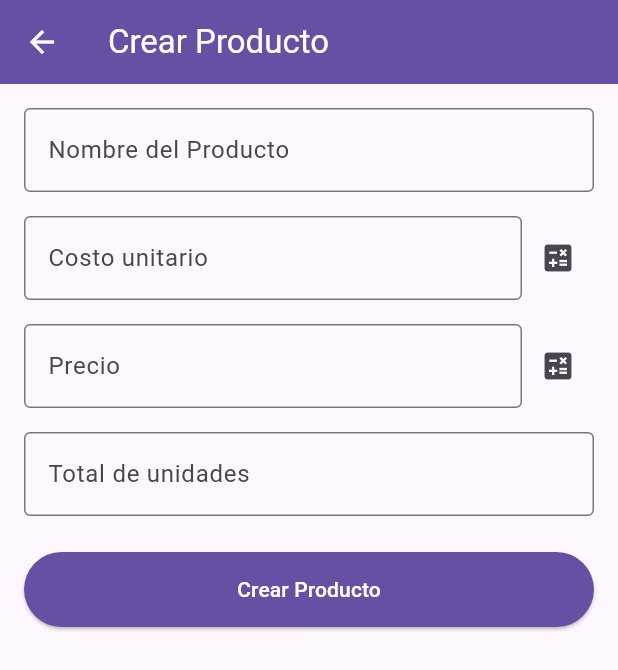
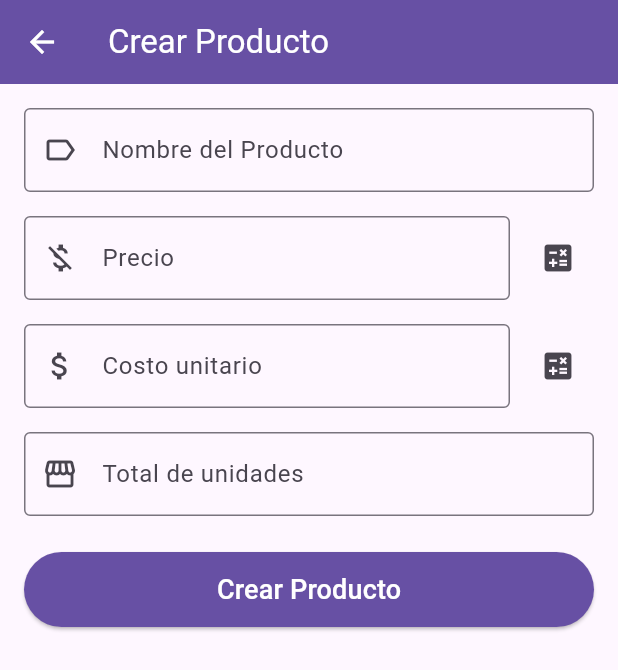
Before and after one commit to JovannyRch/jabek-app, a Flutter app: the CreateProductScreen screen opened by its route, on a phone screen of 412 x 824 dp. Shown: the top 670 px of the screen. Run offline on Flutter 3.47's test engine with Material 3 defaults, Android fonts, the light colour scheme and no system bars; our stand-ins replace shared_preferences; accounts and stored records are empty.

Commit message:
add edit product

```diff
--- a/lib/screens/products/create_product_screen.dart
+++ b/lib/screens/products/create_product_screen.dart
@@ -1,9 +1,14 @@
 import 'package:flutter/material.dart';
 import 'package:jebek_app/components/cost_calculator_dialog.dart';
 import 'package:jebek_app/components/price_calculator_dialog.dart';
+import 'package:jebek_app/models/product.dart';
 import 'package:jebek_app/services/api_service.dart';
 
 class CreateProductScreen extends StatefulWidget {
+  Product? product;
+
+  CreateProductScreen({Key? key, this.product}) : super(key: key);
+
   @override
   _CreateProductScreenState createState() => _CreateProductScreenState();
 }
@@ -16,13 +21,23 @@ class _CreateProductScreenState extends State<CreateProductScreen> {
 
   bool isLoading = false;
   String errorMessage = '';
+  Product? product;
+  bool isEditing = false;
 
-  void _createProduct(BuildContext context) async {
-    setState(() {
-      isLoading = true;
-      errorMessage = '';
-    });
+  @override
+  void initState() {
+    if (widget.product != null) {
+      product = widget.product;
+      nameController.text = product!.name;
+      priceController.text = product!.price.toString();
+      costController.text = product!.cost.toString();
+      stockController.text = product!.stock.toString();
+      isEditing = true;
+    }
+    super.initState();
+  }
 
+  void _createOrUpdateProduct(BuildContext context) async {
     try {
       final name = nameController.text;
       final price = double.tryParse(priceController.text) ?? 0.0;
@@ -33,7 +48,20 @@ class _CreateProductScreenState extends State<CreateProductScreen> {
         throw Exception('Nombre y precio son requeridos');
       }
 
-      final response = await ApiService.post('/products', {
+      setState(() {
+        isLoading = true;
+        errorMessage = '';
+      });
+
+      final response =
+          isEditing
+              ? await ApiService.put('/products/${product!.id}', {
+                'name': name,
+                'price': price,
+                'cost': cost,
+                'stock': stock,
+              })
+              : await ApiService.post('/products', {
                 'name': name,
                 'price': price,
                 'cost': cost,
@@ -42,7 +70,11 @@ class _CreateProductScreenState extends State<CreateProductScreen> {
 
       // Mostrar mensaje de éxito
       ScaffoldMessenger.of(context).showSnackBar(
-        SnackBar(content: Text('Producto creado: ${response['name']}')),
+        SnackBar(
+          content: Text(
+            'Producto ${isEditing ? 'actualizado' : 'creado'}: ${response['name']}',
+          ),
+        ),
       );
 
       // Limpiar los campos después de crear el producto
@@ -105,20 +137,28 @@ class _CreateProductScreenState extends State<CreateProductScreen> {
   Widget build(BuildContext context) {
     return Scaffold(
       appBar: AppBar(
-        title: Text('Crear Producto', style: TextStyle(color: Colors.white)),
+        title: Text(
+          isEditing ? 'Editar Producto' : 'Crear Producto',
+          style: TextStyle(color: Colors.white),
+        ),
         backgroundColor: Theme.of(context).primaryColor,
         iconTheme: IconThemeData(color: Colors.white),
       ),
       body: SafeArea(
-        child: Padding(
+        child: SingleChildScrollView(
           padding: const EdgeInsets.all(16.0),
+          child: Form(
+            // Puedes definir una GlobalKey<FormState>() si deseas validación
             child: Column(
+              crossAxisAlignment: CrossAxisAlignment.stretch,
               children: [
-              TextField(
+                // Campo para el nombre del producto
+                TextFormField(
                   controller: nameController,
                   decoration: InputDecoration(
                     labelText: 'Nombre del Producto',
                     border: OutlineInputBorder(),
+                    prefixIcon: Icon(Icons.label_outline),
                   ),
                 ),
                 SizedBox(height: 16.0),
@@ -126,15 +166,44 @@ class _CreateProductScreenState extends State<CreateProductScreen> {
                 Row(
                   children: [
                     Expanded(
-                    child: TextField(
+                      child: TextFormField(
+                        controller: priceController,
+                        keyboardType: TextInputType.numberWithOptions(
+                          decimal: true,
+                        ),
+                        decoration: InputDecoration(
+                          labelText: 'Precio',
+                          border: OutlineInputBorder(),
+                          prefixIcon: Icon(Icons.money_off),
+                        ),
+                      ),
+                    ),
+                    SizedBox(width: 8.0),
+                    IconButton(
+                      icon: Icon(Icons.calculate),
+                      onPressed: () => _openSalePriceCalculator(context),
+                      tooltip: 'Calcular precio',
+                    ),
+                  ],
+                ),
+                SizedBox(height: 16.0),
+
+                Row(
+                  children: [
+                    Expanded(
+                      child: TextFormField(
                         controller: costController,
+                        keyboardType: TextInputType.numberWithOptions(
+                          decimal: true,
+                        ),
                         decoration: InputDecoration(
                           labelText: 'Costo unitario',
                           border: OutlineInputBorder(),
-                      ),
-                      keyboardType: TextInputType.number,
+                          prefixIcon: Icon(Icons.attach_money),
                         ),
                       ),
+                    ),
+                    SizedBox(width: 8.0),
                     IconButton(
                       icon: Icon(Icons.calculate),
                       onPressed: () => _openCostCalculator(context),
@@ -143,62 +212,50 @@ class _CreateProductScreenState extends State<CreateProductScreen> {
                   ],
                 ),
                 SizedBox(height: 16.0),
-              Row(
-                children: [
-                  Expanded(
-                    child: TextField(
-                      controller: priceController,
-                      decoration: InputDecoration(
-                        labelText: 'Precio',
-                        border: OutlineInputBorder(),
-                      ),
+
+                // Campo para total de unidades
+                TextFormField(
+                  controller: stockController,
                   keyboardType: TextInputType.number,
-                    ),
-                  ),
-                  IconButton(
-                    icon: Icon(Icons.calculate),
-                    onPressed: () => _openSalePriceCalculator(context),
-                    tooltip: 'Calcular costo',
-                  ),
-                ],
-              ),
-
-              SizedBox(height: 16.0),
-              TextField(
-                controller: stockController,
                   decoration: InputDecoration(
                     labelText: 'Total de unidades',
                     border: OutlineInputBorder(),
+                    prefixIcon: Icon(Icons.storefront),
                   ),
-                keyboardType: TextInputType.number,
                 ),
                 SizedBox(height: 24.0),
+
+                // Indicador de carga o botón de acción
                 if (isLoading)
-                CircularProgressIndicator()
+                  Center(child: CircularProgressIndicator())
                 else
                   ElevatedButton(
-                  onPressed: () => _createProduct(context),
+                    onPressed: () => _createOrUpdateProduct(context),
                     style: ElevatedButton.styleFrom(
                       minimumSize: Size(double.infinity, 50),
                       backgroundColor: Theme.of(context).primaryColor,
                     ),
                     child: Text(
-                    'Crear Producto',
-                    style: TextStyle(color: Colors.white),
+                      isEditing ? 'Actualizar Producto' : 'Crear Producto',
+                      style: TextStyle(color: Colors.white, fontSize: 18),
                     ),
                   ),
+
+                // Mensaje de error en caso de que ocurra algo
                 if (errorMessage.isNotEmpty)
                   Padding(
                     padding: const EdgeInsets.only(top: 16.0),
                     child: Text(
                       errorMessage,
-                    style: TextStyle(color: Colors.red),
+                      style: TextStyle(color: Colors.red, fontSize: 16),
+                      textAlign: TextAlign.center,
                     ),
                   ),
               ],
             ),
           ),
         ),
+      ),
     );
   }
 }
--- a/lib/screens/products/product_list_screen.dart
+++ b/lib/screens/products/product_list_screen.dart
@@ -185,7 +185,7 @@ class _ProductListScreenState extends State<ProductListScreen> {
           Navigator.push(
             context,
             MaterialPageRoute(
-              builder: (context) => ProductDetailScreen(product: product),
+              builder: (context) => ProductDetailScreen(productId: product.id),
             ),
           ).then((value) {
             if (value == true) {
```
Also changed, not shown: lib/screens/products/product_detail_screen.dart (+72 -11 lines), lib/services/api_service.dart (+46 -0 lines). Lines whose indentation alone changed are shown as unchanged.
